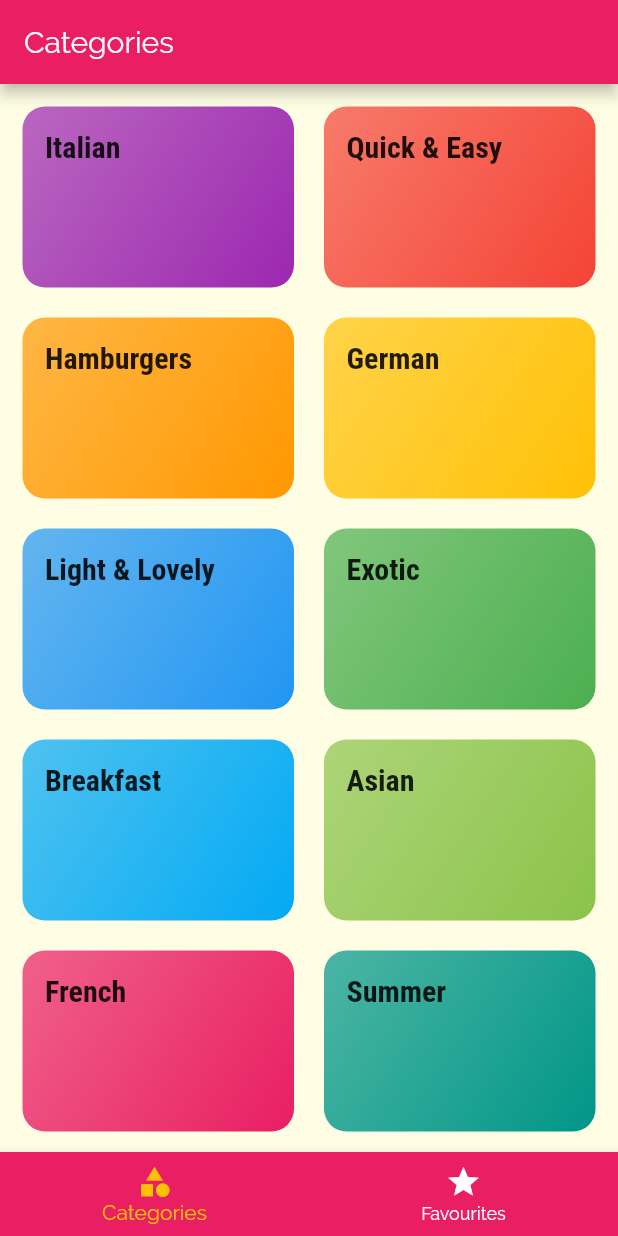
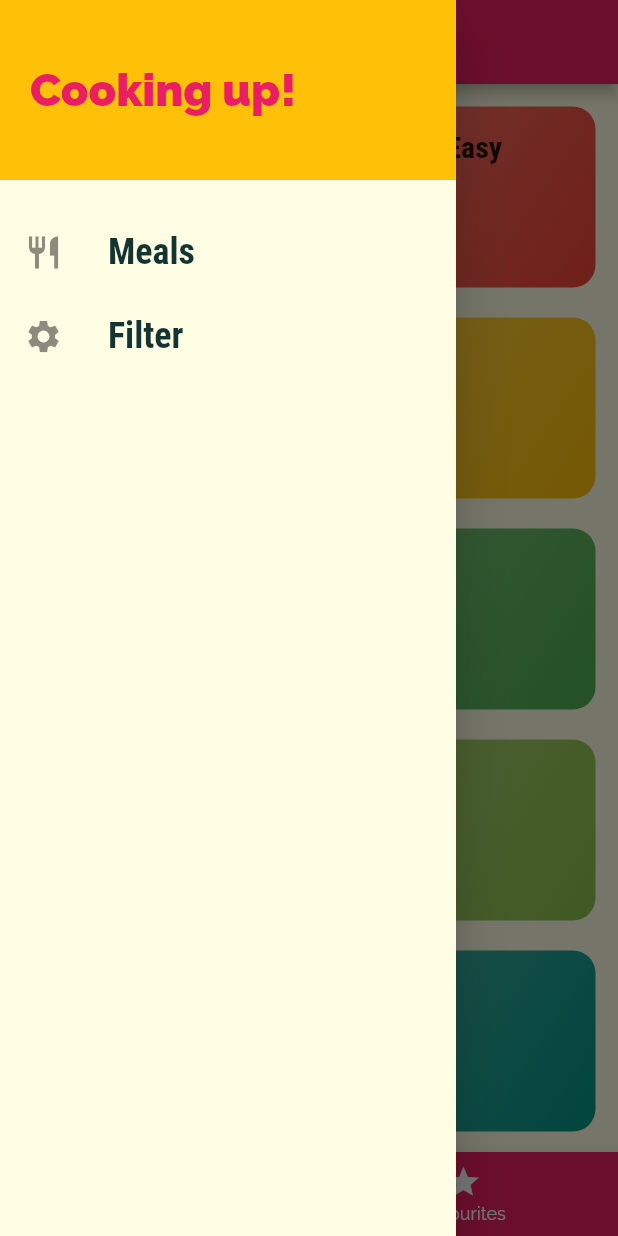
Before and after one commit to shankar75031/meals-app-flutter, a Flutter app: the screen it shows after launch, with the side drawer open (before the commit the screen has no drawer), on a phone screen of 412 x 824 dp. Run offline on Flutter 3.47's test engine with Material 2 defaults, Android fonts, the phone set to English and light mode, and no system bars.

Commit message:
added drawer in main page

```diff
--- a/lib/screens/tabs_screen.dart
+++ b/lib/screens/tabs_screen.dart
@@ -1,5 +1,6 @@
 import 'package:flutter/material.dart';
 import 'package:homely_meals/screens/favourites_screen.dart';
+import 'package:homely_meals/widgets/main_drawer.dart';
 import './categories_screen.dart';
 
 class TabsScreen extends StatefulWidget {
@@ -30,6 +31,7 @@ class _TabsScreenState extends State<TabsScreen> {
   @override
   Widget build(BuildContext context) {
     return Scaffold(
+      drawer: MainDrawer(),
       appBar: AppBar(
         title: Text(_pages[_selectedPageIndex]['title']),
       ),
--- /dev/null
+++ b/lib/widgets/main_drawer.dart
@@ -0,0 +1,56 @@
+import 'package:flutter/material.dart';
+
+class MainDrawer extends StatelessWidget {
+  Widget buildListTile(String title, IconData icon) {
+    return ListTile(
+      leading: Icon(
+        icon,
+        size: 26,
+      ),
+      title: Text(
+        title,
+        style: TextStyle(
+          fontFamily: 'RobotoCondensed',
+          fontSize: 24,
+          fontWeight: FontWeight.bold,
+        ),
+      ),
+      onTap: () => null,
+    );
+  }
+
+  @override
+  Widget build(BuildContext context) {
+    return Drawer(
+        child: Column(
+      children: [
+        Container(
+          color: Theme.of(context).accentColor,
+          height: 120,
+          width: double.infinity,
+          padding: EdgeInsets.all(20),
+          alignment: Alignment.centerLeft,
+          child: Text(
+            'Cooking up!',
+            style: TextStyle(
+              fontWeight: FontWeight.w900,
+              fontSize: 30,
+              color: Theme.of(context).primaryColor,
+            ),
+          ),
+        ),
+        SizedBox(
+          height: 20,
+        ),
+        buildListTile(
+          'Meals',
+          Icons.restaurant,
+        ),
+        buildListTile(
+          'Filter',
+          Icons.settings,
+        ),
+      ],
+    ));
+  }
+}
```
